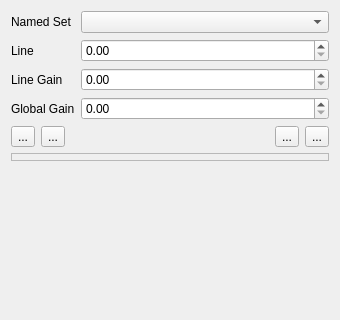
Old version of the form ui/VoltageAdjust.ui in the repository MonroeQuantumNetworks/IonControl; both pictures show x 0 to 340 and y 0 to 320 of the 340 by 481 pixel window.
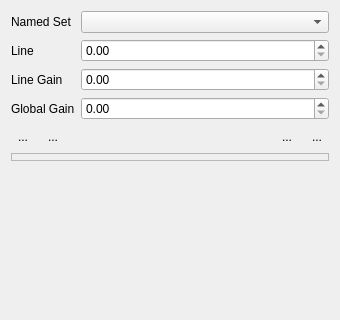
New version of the form. Icons and pictures are not drawn. Custom widgets are drawn as their Qt base class.

The edit to the form file:
```diff
--- a/ui/VoltageAdjust.ui
+++ b/ui/VoltageAdjust.ui
@@ -38,6 +38,9 @@
         <iconset resource="Experiment.qrc">
          <normaloff>:/openicon/icons/media-playback-start-7.png</normaloff>:/openicon/icons/media-playback-start-7.png</iconset>
        </property>
+       <property name="autoRaise">
+        <bool>true</bool>
+       </property>
       </widget>
      </item>
      <item>
@@ -49,6 +52,9 @@
         <iconset resource="Experiment.qrc">
          <normaloff>:/openicon/icons/view-refresh-7.png</normaloff>:/openicon/icons/view-refresh-7.png</iconset>
        </property>
+       <property name="autoRaise">
+        <bool>true</bool>
+       </property>
       </widget>
      </item>
      <item>
@@ -73,6 +79,9 @@
         <iconset resource="Experiment.qrc">
          <normaloff>:/openicon/icons/edit-add.png</normaloff>:/openicon/icons/edit-add.png</iconset>
        </property>
+       <property name="autoRaise">
+        <bool>true</bool>
+       </property>
       </widget>
      </item>
      <item>
@@ -84,6 +93,9 @@
         <iconset resource="Experiment.qrc">
          <normaloff>:/openicon/icons/edit_remove.png</normaloff>:/openicon/icons/edit_remove.png</iconset>
        </property>
+       <property name="autoRaise">
+        <bool>true</bool>
+       </property>
       </widget>
      </item>
     </layout>
```
